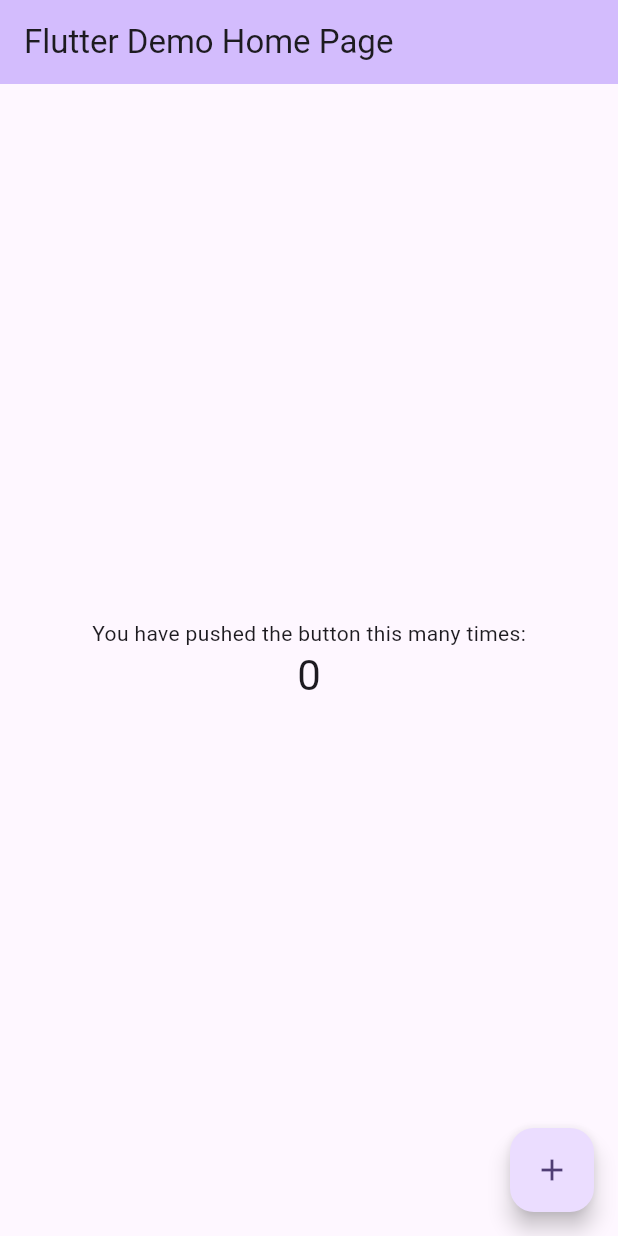
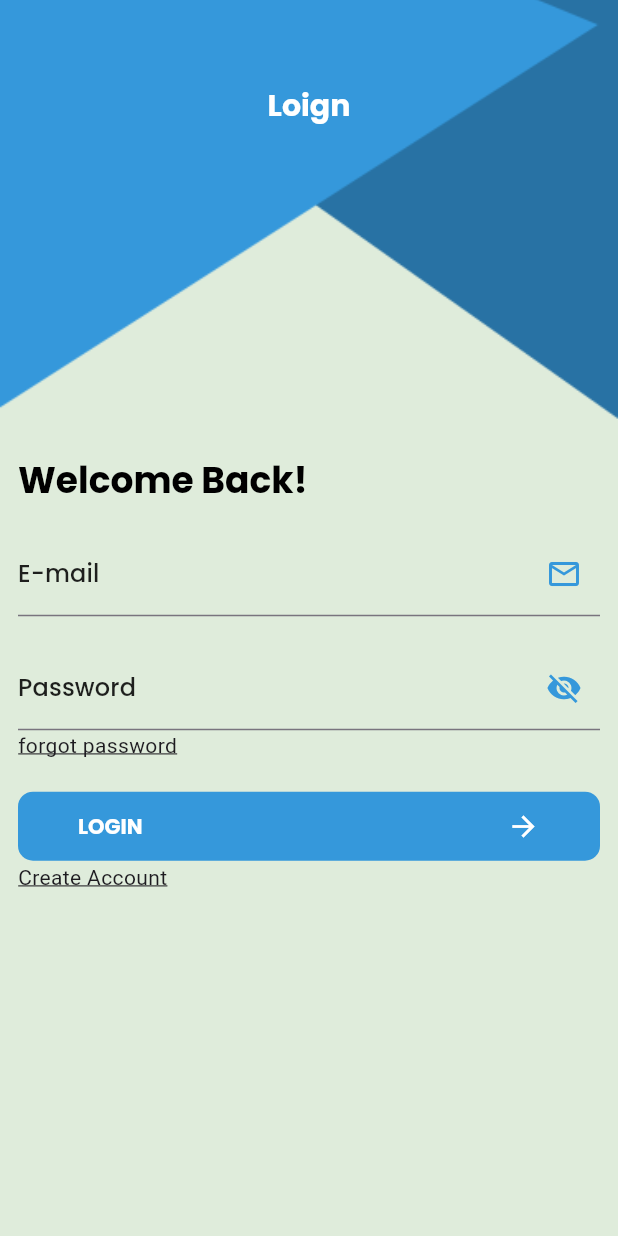
Before and after one commit to hossam556k/todoapp, a Flutter app: the screen it shows after launch, on a phone screen of 412 x 824 dp. Run offline on Flutter 3.47's test engine with Material 3 defaults, Android fonts, the phone set to English and light mode, and no system bars.

Commit message:
login and registertion

```diff
--- a/analysis_options.yaml
+++ b/analysis_options.yaml
@@ -21,6 +21,8 @@ linter:
   # `// ignore_for_file: name_of_lint` syntax on the line or in the file
   # producing the lint.
   rules:
+      - prefer_const_constructors
+      - prefer_const_declarations
     # avoid_print: false  # Uncomment to disable the `avoid_print` rule
     # prefer_single_quotes: true  # Uncomment to enable the `prefer_single_quotes` rule
 
--- /dev/null
+++ b/lib/core/application_theme_manager.dart
@@ -0,0 +1,40 @@
+import 'package:flutter/material.dart';
+
+class ApplicationThemeManager {
+  static const Color primaryColor = Color(0xff3598DB);
+  static ThemeData themeDataLight = ThemeData(
+    primaryColor: primaryColor,
+    scaffoldBackgroundColor: const Color(0xffDFECDB),
+    appBarTheme: const AppBarTheme(
+      backgroundColor: Colors.transparent,
+      centerTitle: true,
+      toolbarHeight: 140,
+      titleTextStyle: TextStyle(
+        fontFamily: "Poppins",
+        fontSize: 20,
+        fontWeight: FontWeight.bold,
+        color: Colors.white,
+      ),
+    ),
+    textTheme: const TextTheme(
+      titleLarge: TextStyle(
+        fontFamily: "Poppins",
+        fontSize: 24,
+        fontWeight: FontWeight.bold,
+        color: Colors.white,
+      ),
+      titleMedium: TextStyle(
+        fontFamily: "Poppins",
+        fontSize: 20,
+        fontWeight: FontWeight.w500,
+        color: Colors.white,
+      ),
+      titleSmall: TextStyle(
+        fontFamily: "Poppins",
+        fontSize: 18,
+        fontWeight: FontWeight.w500,
+        color: Colors.white,
+      ),
+    ),
+  );
+}
--- /dev/null
+++ b/lib/core/page_route_name.dart
@@ -0,0 +1,5 @@
+class PageRouteNames {
+  static const String initial = "/";
+  static const String login = "Login";
+  static const String registration = "Registration";
+}
--- /dev/null
+++ b/lib/core/route_genetor.dart
@@ -0,0 +1,32 @@
+import 'package:flutter/material.dart';
+import 'package:todoapprev/core/page_route_name.dart';
+import 'package:todoapprev/login/login_view.dart';
+import 'package:todoapprev/registration/registration_view.dart';
+import 'package:todoapprev/spalsh/splash_view.dart';
+
+class RouteGenerator {
+  static Route<dynamic> onGenerateRoute(RouteSettings settings) {
+    switch (settings.name) {
+      case PageRouteNames.initial:
+        return MaterialPageRoute(
+          builder: (context) => const SplashView(),
+          settings: settings,
+        );
+
+      case PageRouteNames.login:
+        return MaterialPageRoute(
+          builder: (context) => const LoginView(),
+          settings: settings,
+        );
+
+      case PageRouteNames.registration:
+        return MaterialPageRoute(
+          builder: (context) => const RegistrationView(),
+          settings: settings,
+        );
+
+      default:
+        return MaterialPageRoute(builder: (context) => const SplashView());
+    }
+  }
+}
--- /dev/null
+++ b/lib/login/login_view.dart
@@ -0,0 +1,181 @@
+import 'package:flutter/material.dart';
+import 'package:todoapprev/core/page_route_name.dart';
+
+class LoginView extends StatefulWidget {
+  const LoginView({super.key});
+
+  @override
+  State<LoginView> createState() => _LoginViewState();
+}
+
+class _LoginViewState extends State<LoginView> {
+  bool isObscure = true;
+  var fromKey = GlobalKey<FormState>();
+  TextEditingController emailController = TextEditingController();
+  TextEditingController passwordController = TextEditingController();
+
+  @override
+  Widget build(BuildContext context) {
+    var theme = Theme.of(context);
+    var mediaQuery = MediaQuery.of(context);
+
+    return Container(
+      decoration: const BoxDecoration(
+        color: Color(0xffDFECDB),
+
+        image: DecorationImage(
+          image: AssetImage("assets/images/background.png"),
+          fit: BoxFit.cover,
+        ),
+      ),
+      child: Scaffold(
+        backgroundColor: Colors.transparent,
+        appBar: AppBar(
+          centerTitle: true,
+          backgroundColor: Colors.transparent,
+          title: const Text("Loign"),
+        ),
+        body: SingleChildScrollView(
+          child: Padding(
+            padding: const EdgeInsets.symmetric(horizontal: 12.0),
+            child: Form(
+              key: fromKey,
+              child: Column(
+                crossAxisAlignment: CrossAxisAlignment.stretch,
+                children: [
+                  SizedBox(height: mediaQuery.size.height * 0.2),
+                  Text(
+                    "Welcome Back!",
+                    style: theme.textTheme.titleLarge?.copyWith(
+                      color: Colors.black,
+                    ),
+                  ),
+                  const SizedBox(height: 20),
+                  TextFormField(
+                    controller: emailController,
+                    cursorColor: theme.primaryColor,
+                    decoration: InputDecoration(
+                      suffixIcon: Icon(
+                        Icons.email_outlined,
+                        color: theme.primaryColor,
+                      ),
+                      label: Text(
+                        "E-mail ",
+                        style: theme.textTheme.titleSmall?.copyWith(
+                          color: Colors.black87,
+                          fontWeight: FontWeight.w500,
+                          fontSize: 16,
+                        ),
+                      ),
+                      hintText: "Enter Your Email address",
+                      focusedBorder: OutlineInputBorder(
+                        borderSide: BorderSide(color: theme.primaryColor),
+                      ),
+                    ),
+                    validator: (value) {
+                      if (value == null || value.trim().isEmpty) {
+                        return "plz enter your email";
+                      }
+                      var regex = RegExp(
+                        r'^(([^<>()[\]\\.,;:\s@\"]+(\.[^<>()[\]\\.,;:\s@\"]+)*)|(\".+\"))@((\[[0-9]{1,3}\.[0-9]{1,3}\.[0-9]{1,3}\.[0-9]{1,3}\])|(([a-zA-Z\-0-9]+\.)+[a-zA-Z]{2,}))$',
+                      );
+                      if (!regex.hasMatch(value)) {
+                        return "invailed email";
+                      }
+
+                      return null;
+                    },
+                  ),
+                  const SizedBox(height: 20),
+
+                  TextFormField(
+                    obscureText: isObscure,
+                    controller: passwordController,
+                    cursorColor: theme.primaryColor,
+                    decoration: InputDecoration(
+                      suffixIcon: InkWell(
+                        onTap: () {
+                          setState(() {
+                            isObscure = !isObscure;
+                          });
+                        },
+                        child: Icon(
+                          isObscure ? Icons.visibility_off : Icons.visibility,
+                          color: theme.primaryColor,
+                        ),
+                      ),
+                      label: Text(
+                        "Password ",
+                        style: theme.textTheme.titleSmall?.copyWith(
+                          color: Colors.black87,
+                          fontWeight: FontWeight.w500,
+                          fontSize: 16,
+                        ),
+                      ),
+                      hintText: "Enter Your Password",
+                      focusedBorder: OutlineInputBorder(
+                        borderSide: BorderSide(color: theme.primaryColor),
+                      ),
+                    ),
+                    validator: (value) {
+                      if (value == null || value.trim().isEmpty) {
+                        return "plz enter your password";
+                      }
+
+                      return null;
+                    },
+                  ),
+                  const Text(
+                    "forgot password ",
+                    style: TextStyle(decoration: TextDecoration.underline),
+                  ),
+
+                  const SizedBox(height: 20),
+                  FilledButton(
+                    onPressed: () {
+                      if (fromKey.currentState!.validate()) {
+                        print("vaild");
+                      }
+                    },
+                    style: FilledButton.styleFrom(
+                      padding: const EdgeInsets.symmetric(
+                        horizontal: 40,
+                        vertical: 12,
+                      ),
+                      backgroundColor: theme.primaryColor,
+                      shape: RoundedRectangleBorder(
+                        borderRadius: BorderRadius.circular(10.0),
+                      ),
+                    ),
+                    child: Row(
+                      mainAxisAlignment: MainAxisAlignment.spaceBetween,
+                      children: [
+                        Text(
+                          "LOGIN",
+                          style: theme.textTheme.titleLarge?.copyWith(
+                            fontSize: 14,
+                          ),
+                        ),
+                        const Icon(Icons.arrow_forward_sharp, size: 22),
+                      ],
+                    ),
+                  ),
+                  InkWell(
+                    onTap: () {
+                      Navigator.pushNamed(context, PageRouteNames.registration);
+                    },
+
+                    child: Text(
+                      "Create Account ",
+                      style: TextStyle(decoration: TextDecoration.underline),
+                    ),
+                  ),
+                ],
+              ),
+            ),
+          ),
+        ),
+      ),
+    );
+  }
+}
--- a/lib/main.dart
+++ b/lib/main.dart
@@ -1,4 +1,7 @@
 import 'package:flutter/material.dart';
+import 'package:todoapprev/core/application_theme_manager.dart';
+import 'package:todoapprev/core/page_route_name.dart';
+import 'package:todoapprev/core/route_genetor.dart';
 
 void main() {
   runApp(const MyApp());
@@ -11,112 +14,11 @@ class MyApp extends StatelessWidget {
   @override
   Widget build(BuildContext context) {
     return MaterialApp(
-      title: 'Flutter Demo',
-      theme: ThemeData(
-        // This is the theme of your application.
-        //
-        // TRY THIS: Try running your application with "flutter run". You'll see
-        // the application has a purple toolbar. Then, without quitting the app,
-        // try changing the seedColor in the colorScheme below to Colors.green
-        // and then invoke "hot reload" (save your changes or press the "hot
-        // reload" button in a Flutter-supported IDE, or press "r" if you used
-        // the command line to start the app).
-        //
-        // Notice that the counter didn't reset back to zero; the application
-        // state is not lost during the reload. To reset the state, use hot
-        // restart instead.
-        //
-        // This works for code too, not just values: Most code changes can be
-        // tested with just a hot reload.
-        colorScheme: ColorScheme.fromSeed(seedColor: Colors.deepPurple),
-      ),
-      home: const MyHomePage(title: 'Flutter Demo Home Page'),
+      debugShowCheckedModeBanner: false,
+      title: 'To Do App',
+      theme: ApplicationThemeManager.themeDataLight,
+      initialRoute: PageRouteNames.initial,
+      onGenerateRoute: RouteGenerator.onGenerateRoute,
     );
   }
 }
-
-class MyHomePage extends StatefulWidget {
-  const MyHomePage({super.key, required this.title});
-
-  // This widget is the home page of your application. It is stateful, meaning
-  // that it has a State object (defined below) that contains fields that affect
-  // how it looks.
-
-  // This class is the configuration for the state. It holds the values (in this
-  // case the title) provided by the parent (in this case the App widget) and
-  // used by the build method of the State. Fields in a Widget subclass are
-  // always marked "final".
-
-  final String title;
-
-  @override
-  State<MyHomePage> createState() => _MyHomePageState();
-}
-
-class _MyHomePageState extends State<MyHomePage> {
-  int _counter = 0;
-
-  void _incrementCounter() {
-    setState(() {
-      // This call to setState tells the Flutter framework that something has
-      // changed in this State, which causes it to rerun the build method below
-      // so that the display can reflect the updated values. If we changed
-      // _counter without calling setState(), then the build method would not be
-      // called again, and so nothing would appear to happen.
-      _counter++;
-    });
-  }
-
-  @override
-  Widget build(BuildContext context) {
-    // This method is rerun every time setState is called, for instance as done
-    // by the _incrementCounter method above.
-    //
-    // The Flutter framework has been optimized to make rerunning build methods
-    // fast, so that you can just rebuild anything that needs updating rather
-    // than having to individually change instances of widgets.
-    return Scaffold(
-      appBar: AppBar(
-        // TRY THIS: Try changing the color here to a specific color (to
-        // Colors.amber, perhaps?) and trigger a hot reload to see the AppBar
-        // change color while the other colors stay the same.
-        backgroundColor: Theme.of(context).colorScheme.inversePrimary,
-        // Here we take the value from the MyHomePage object that was created by
-        // the App.build method, and use it to set our appbar title.
-        title: Text(widget.title),
-      ),
-      body: Center(
-        // Center is a layout widget. It takes a single child and positions it
-        // in the middle of the parent.
-        child: Column(
-          // Column is also a layout widget. It takes a list of children and
-          // arranges them vertically. By default, it sizes itself to fit its
-          // children horizontally, and tries to be as tall as its parent.
-          //
-          // Column has various properties to control how it sizes itself and
-          // how it positions its children. Here we use mainAxisAlignment to
-          // center the children vertically; the main axis here is the vertical
-          // axis because Columns are vertical (the cross axis would be
-          // horizontal).
-          //
-          // TRY THIS: Invoke "debug painting" (choose the "Toggle Debug Paint"
-          // action in the IDE, or press "p" in the console), to see the
-          // wireframe for each widget.
-          mainAxisAlignment: MainAxisAlignment.center,
-          children: <Widget>[
-            const Text('You have pushed the button this many times:'),
-            Text(
-              '$_counter',
-              style: Theme.of(context).textTheme.headlineMedium,
-            ),
-          ],
-        ),
-      ),
-      floatingActionButton: FloatingActionButton(
-        onPressed: _incrementCounter,
-        tooltip: 'Increment',
-        child: const Icon(Icons.add),
-      ), // This trailing comma makes auto-formatting nicer for build methods.
-    );
-  }
-}
```
Also changed, not shown: lib/registration/registration_view.dart (added, +190 -0 lines), lib/spalsh/splash_view.dart (added, +32 -0 lines), lib/tasks/layout_view.dart (added, +15 -0 lines), pubspec.yaml (+18 -50 lines), assets/fonts/Poppins-Bold.ttf (added), assets/fonts/Poppins-Medium.ttf (added), assets/fonts/Poppins-Regular.ttf (added), assets/fonts/Poppins-SemiBold.ttf (added), assets/images/Group 19.png (added), assets/images/background.png (added).
